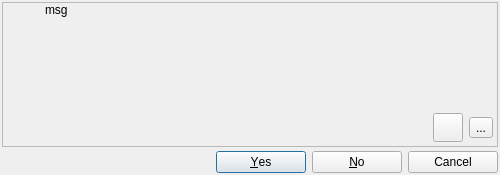
pgmodeler/pgmodeler, file libpgmodeler_ui/ui/messagebox.ui: the form before one commit.
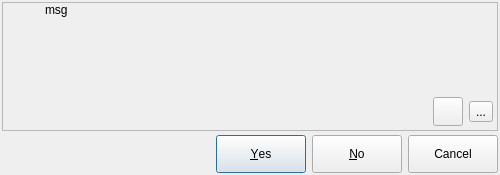
The form after the commit. Icons and pictures are not drawn.

The edit to the form file:
```diff
--- a/libpgmodeler_ui/ui/messagebox.ui
+++ b/libpgmodeler_ui/ui/messagebox.ui
@@ -433,7 +433,7 @@
           <property name="minimumSize">
            <size>
             <width>90</width>
-            <height>0</height>
+            <height>38</height>
            </size>
           </property>
           <property name="text">
@@ -464,7 +464,7 @@
           <property name="minimumSize">
            <size>
             <width>90</width>
-            <height>0</height>
+            <height>38</height>
            </size>
           </property>
           <property name="text">
@@ -489,7 +489,7 @@
           <property name="minimumSize">
            <size>
             <width>90</width>
-            <height>0</height>
+            <height>38</height>
            </size>
           </property>
           <property name="text">
```
